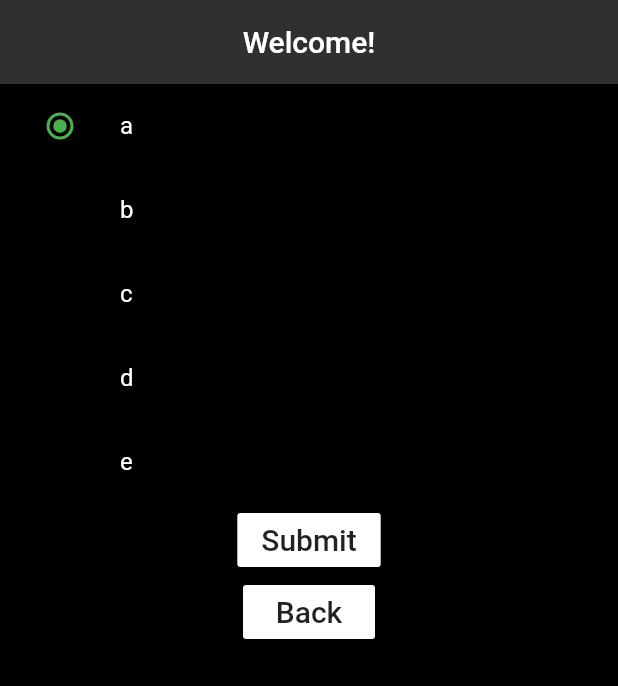
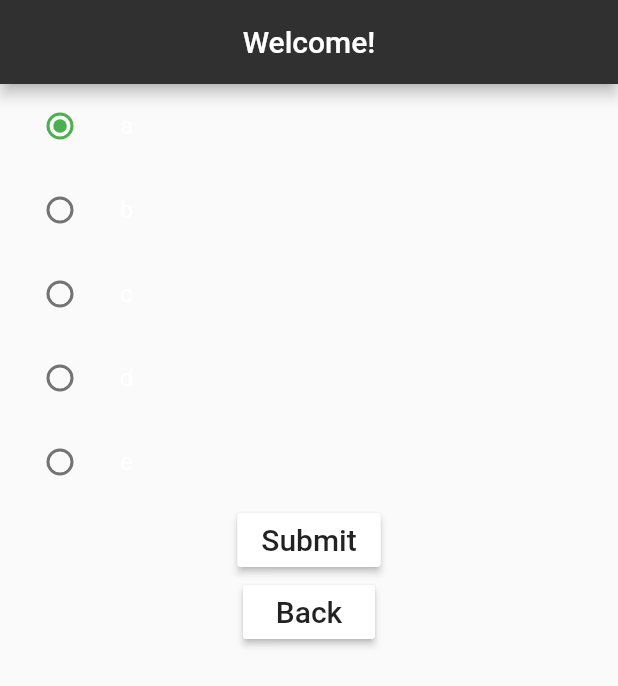
Before and after one commit to 4981Team1/mobile_voting_machine_frontend, a Flutter app: the AvailablePolls screen opened directly, after a tap on "Voting Event #1", on a phone screen of 412 x 824 dp. Shown: the top 686 px of the screen. Run offline on Flutter 3.47's test engine with Material 2 defaults, Android fonts, the phone set to English and light mode, and no system bars; our stand-ins replace flutter_blue.

Commit message:
worked on front-end for a little bit

```diff
--- a/lib/AvailablePolls.dart
+++ b/lib/AvailablePolls.dart
@@ -15,7 +15,7 @@ class AvailablePolls extends StatelessWidget {
           backgroundColor: Colors.grey[850],
           title: Text("Welcome!")
       ),
-      backgroundColor: Colors.black,
+      backgroundColor:  Colors.grey[50],
       body: Center(
           child: Column(
               children: <Widget>[
--- a/lib/Confirmation.dart
+++ b/lib/Confirmation.dart
@@ -15,7 +15,7 @@ class Confirmation extends StatelessWidget {
           backgroundColor: Colors.grey[850],
           title: Text("Welcome!")
       ),
-      backgroundColor: Colors.black,
+      backgroundColor: Colors.grey[50],
       body: Center(
           child: Column(
               children: <Widget>[
--- a/lib/EnterPin.dart
+++ b/lib/EnterPin.dart
@@ -13,7 +13,7 @@ class EnterPin extends StatelessWidget {
             centerTitle: true,
             backgroundColor: Colors.grey[850],
             title: Text("Welcome!")),
-        backgroundColor: Colors.black,
+        backgroundColor: Colors.grey[50],
         body: Center(
             child:Column(
                 children: <Widget>[
--- a/lib/VotingEvent.dart
+++ b/lib/VotingEvent.dart
@@ -22,7 +22,7 @@ class VotingEvent extends StatelessWidget {
             centerTitle: true,
             backgroundColor: Colors.grey[850],
             title: Text("Welcome!")),
-        backgroundColor: Colors.black,
+        backgroundColor: Colors.grey[50],
         // appBar: AppBar(title: const Text(_title)),
         body: Center(
           child: MyStatefulWidget(),
--- a/lib/main.dart
+++ b/lib/main.dart
@@ -12,6 +12,7 @@ class MyApp extends StatelessWidget {
   Widget build(BuildContext context) {
     return MaterialApp(
         title: 'Voting Machine',
+
         home: MyHomePage(title: "Voting Machine"));
   }
 }
@@ -37,8 +38,11 @@ class _MyHomePageState extends State<MyHomePage> {
   Widget build(BuildContext context) => Scaffold(
     appBar: AppBar(
       title: Text(widget.title),
+      backgroundColor: Colors.grey[850],
     ),
     body: _buildDeviceListView(),
+    backgroundColor: Colors.grey[50],
+
   );
 
   @override
```
